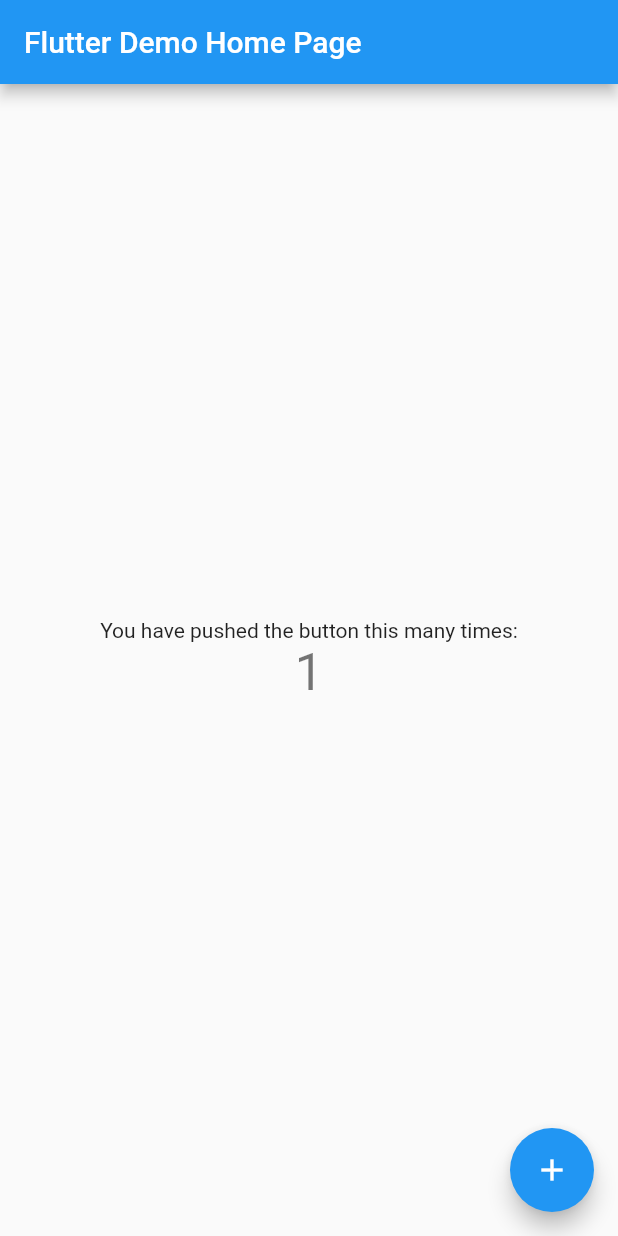
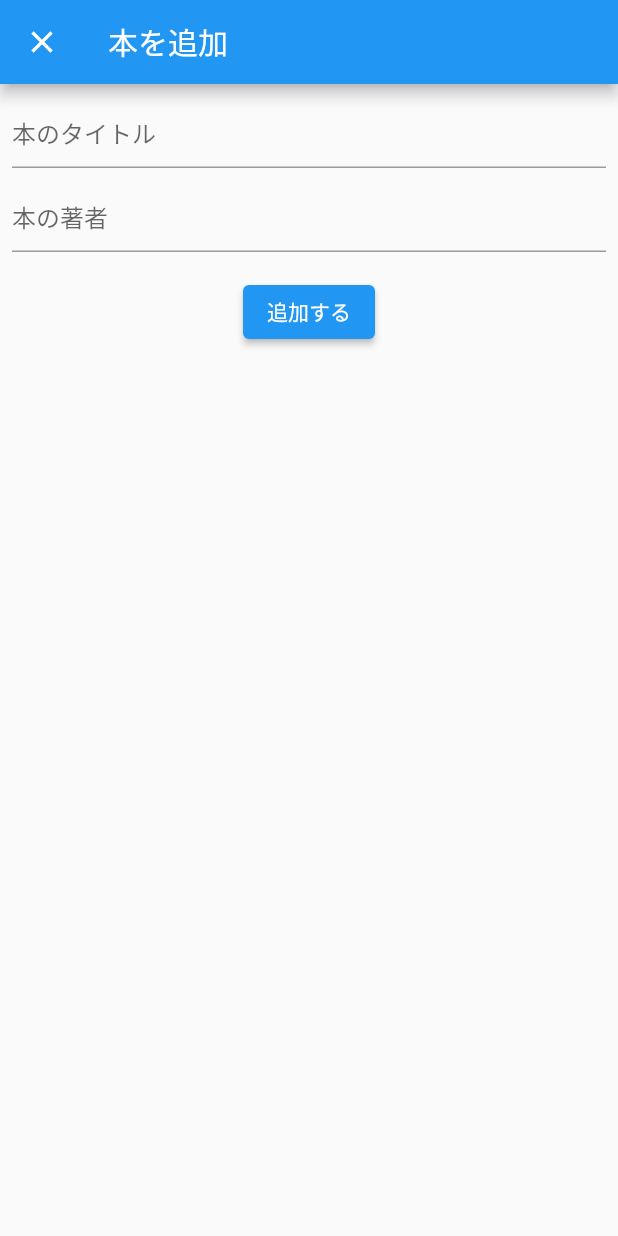
Before and after one commit to DanielJP3480957665/flutter_book, a Flutter app: the screen it shows after launch, after a tap on the "add" icon, on a phone screen of 412 x 824 dp. Run offline on Flutter 3.47's test engine with Material 2 defaults, Android fonts, the phone set to English and light mode, and no system bars; our stand-ins replace cloud_firestore, firebase_core, flutter_slidable; accounts and stored records are empty.

```diff
--- /dev/null
+++ b/lib/add_book/add_book_model.dart
@@ -0,0 +1,44 @@
+import 'package:cloud_firestore/cloud_firestore.dart';
+import 'package:flutter/material.dart';
+
+class AddBookModel extends ChangeNotifier {
+  //メンバ変数
+  String? title;
+  String? author;
+  bool isLoading = false;
+
+  //startloading method
+
+  //endloading method
+
+  //book_add バリデーションんチェック
+  void startLoading() {
+    isLoading = true;
+    notifyListeners();
+  }
+
+  void endLoading() {
+    isLoading = false;
+    notifyListeners();
+  }
+
+  //本の追加
+  Future addBook() async {
+    //バリデーションチェック
+    if (title == null) {
+      throw 'タイトルが入力されていません';
+    }
+    if (author == null) {
+      throw '著者が入力されていません';
+    }
+
+    //本追加処理
+    final doc = FirebaseFirestore.instance.collection('Books').doc();
+
+    await doc.set({
+      'title': title,
+      'author': author,
+    });
+  } //addBook
+
+} //AddBookModel
--- /dev/null
+++ b/lib/add_book/add_book_page.dart
@@ -0,0 +1,85 @@
+import 'package:flutter/material.dart';
+import 'package:provider/provider.dart';
+
+import 'add_book_model.dart';
+
+class AddBookPage extends StatelessWidget {
+  const AddBookPage({Key? key}) : super(key: key);
+
+  @override
+  Widget build(BuildContext context) {
+    return ChangeNotifierProvider<AddBookModel>(
+      create: (_) => AddBookModel(),
+      child: Scaffold(
+        appBar: AppBar(
+          title: const Text('本を追加'),
+        ),
+        body: Center(
+          child: Consumer<AddBookModel>(builder: (context, model, child) {
+            return Stack(
+              children: [
+                Padding(
+                  padding: const EdgeInsets.all(8.0),
+                  child: Column(
+                    children: [
+                      TextField(
+                        decoration: const InputDecoration(
+                          hintText: '本のタイトル',
+                        ),
+                        onChanged: (text) {
+                          model.title = text;
+                        },
+                      ),
+                      const SizedBox(
+                        height: 8,
+                      ),
+                      TextField(
+                        decoration: const InputDecoration(
+                          hintText: '本の著者',
+                        ),
+                        onChanged: (text) {
+                          model.author = text;
+                        },
+                      ),
+                      const SizedBox(
+                        height: 16,
+                      ),
+                      ElevatedButton(
+                        onPressed: () async {
+                          // 追加の処理
+                          try {
+                            model.startLoading();
+                            await model.addBook();
+                            Navigator.of(context).pop(true);
+                          } catch (e) {
+                            (e);
+                            final snackBar = SnackBar(
+                              backgroundColor: Colors.red,
+                              content: Text(e.toString()),
+                            );
+                            ScaffoldMessenger.of(context)
+                                .showSnackBar(snackBar);
+                          } finally {
+                            model.endLoading();
+                          }
+                        },
+                        child: const Text('追加する'),
+                      ),
+                    ],
+                  ),
+                ),
+                if (model.isLoading)
+                  Container(
+                    color: Colors.black54,
+                    child: const Center(
+                      child: CircularProgressIndicator(),
+                    ),
+                  ),
+              ],
+            );
+          }),
+        ),
+      ),
+    );
+  }
+}
--- /dev/null
+++ b/lib/book_list/book_list_model.dart
@@ -0,0 +1,25 @@
+import 'package:cloud_firestore/cloud_firestore.dart';
+import 'package:flutter/material.dart';
+import 'package:flutter_book/domain/book.dart';
+
+class BookListModel extends ChangeNotifier {
+  List<Book>? books;
+
+  void fetchBookList() async {
+    final QuerySnapshot snapshot =
+        await FirebaseFirestore.instance.collection('Books').get();
+
+    final List<Book> books = snapshot.docs.map((DocumentSnapshot document) {
+      Map<String, dynamic> data = document.data() as Map<String, dynamic>;
+      final String title = data['title'];
+      final String author = data['author'];
+      return Book(
+        title,
+        author,
+      );
+    }).toList();
+
+    this.books = books;
+    notifyListeners();
+  }
+}
--- /dev/null
+++ b/lib/book_list/book_list_page.dart
@@ -0,0 +1,69 @@
+import 'package:flutter_book/add_book/add_book_page.dart';
+import 'package:flutter_book/book_list/book_list_model.dart';
+import 'package:flutter_book/domain/book.dart';
+import 'package:flutter/material.dart';
+import 'package:flutter_slidable/flutter_slidable.dart';
+import 'package:provider/provider.dart';
+
+class BookListPage extends StatelessWidget {
+  @override
+  Widget build(BuildContext context) {
+    return ChangeNotifierProvider<BookListModel>(
+      create: (_) => BookListModel()..fetchBookList(),
+      child: Scaffold(
+        appBar: AppBar(
+          title: Text('本一覧'),
+          actions: [],
+        ),
+        body: Center(
+          child: Consumer<BookListModel>(builder: (context, model, child) {
+            final List<Book>? books = model.books;
+
+            if (books == null) {
+              return CircularProgressIndicator();
+            }
+
+            final List<Widget> widgets = books
+                .map(
+                  (books) => ListTile(
+                    title: Text(books.title),
+                    subtitle: Text(books.author),
+                  ),
+                )
+                .toList();
+            return ListView(
+              children: widgets,
+            );
+          }),
+        ),
+        floatingActionButton:
+            Consumer<BookListModel>(builder: (context, model, child) {
+          return FloatingActionButton(
+            onPressed: () async {
+              // 画面遷移
+              final bool? added = await Navigator.push(
+                context,
+                MaterialPageRoute(
+                  builder: (context) => AddBookPage(),
+                  fullscreenDialog: true,
+                ),
+              );
+
+              if (added != null && added) {
+                final snackBar = SnackBar(
+                  backgroundColor: Colors.green,
+                  content: Text('本を追加しました'),
+                );
+                ScaffoldMessenger.of(context).showSnackBar(snackBar);
+              }
+
+              model.fetchBookList();
+            },
+            tooltip: 'Increment',
+            child: Icon(Icons.add),
+          );
+        }),
+      ),
+    );
+  }
+}
--- /dev/null
+++ b/lib/domain/book.dart
@@ -0,0 +1,5 @@
+class Book {
+  Book(this.title, this.author);
+  String title;
+  String author;
+}
--- a/lib/main.dart
+++ b/lib/main.dart
@@ -1,115 +1,21 @@
+//import 'package:book_list_sample/book_list/book_list_page.dart';
+import 'package:firebase_core/firebase_core.dart';
 import 'package:flutter/material.dart';
 
-void main() {
-  runApp(const MyApp());
+import 'book_list/book_list_page.dart';
+
+void main() async {
+  WidgetsFlutterBinding.ensureInitialized();
+  await Firebase.initializeApp();
+  runApp(MyApp());
 }
 
 class MyApp extends StatelessWidget {
-  const MyApp({Key? key}) : super(key: key);
-
-  // This widget is the root of your application.
   @override
   Widget build(BuildContext context) {
     return MaterialApp(
-      title: 'Flutter Demo',
-      theme: ThemeData(
-        // This is the theme of your application.
-        //
-        // Try running your application with "flutter run". You'll see the
-        // application has a blue toolbar. Then, without quitting the app, try
-        // changing the primarySwatch below to Colors.green and then invoke
-        // "hot reload" (press "r" in the console where you ran "flutter run",
-        // or simply save your changes to "hot reload" in a Flutter IDE).
-        // Notice that the counter didn't reset back to zero; the application
-        // is not restarted.
-        primarySwatch: Colors.blue,
-      ),
-      home: const MyHomePage(title: 'Flutter Demo Home Page'),
+      title: 'BookListSample',
+      home: BookListPage(),
     );
   }
 }
-
-class MyHomePage extends StatefulWidget {
-  const MyHomePage({Key? key, required this.title}) : super(key: key);
-
-  // This widget is the home page of your application. It is stateful, meaning
-  // that it has a State object (defined below) that contains fields that affect
-  // how it looks.
-
-  // This class is the configuration for the state. It holds the values (in this
-  // case the title) provided by the parent (in this case the App widget) and
-  // used by the build method of the State. Fields in a Widget subclass are
-  // always marked "final".
-
-  final String title;
-
-  @override
-  State<MyHomePage> createState() => _MyHomePageState();
-}
-
-class _MyHomePageState extends State<MyHomePage> {
-  int _counter = 0;
-
-  void _incrementCounter() {
-    setState(() {
-      // This call to setState tells the Flutter framework that something has
-      // changed in this State, which causes it to rerun the build method below
-      // so that the display can reflect the updated values. If we changed
-      // _counter without calling setState(), then the build method would not be
-      // called again, and so nothing would appear to happen.
-      _counter++;
-    });
-  }
-
-  @override
-  Widget build(BuildContext context) {
-    // This method is rerun every time setState is called, for instance as done
-    // by the _incrementCounter method above.
-    //
-    // The Flutter framework has been optimized to make rerunning build methods
-    // fast, so that you can just rebuild anything that needs updating rather
-    // than having to individually change instances of widgets.
-    return Scaffold(
-      appBar: AppBar(
-        // Here we take the value from the MyHomePage object that was created by
-        // the App.build method, and use it to set our appbar title.
-        title: Text(widget.title),
-      ),
-      body: Center(
-        // Center is a layout widget. It takes a single child and positions it
-        // in the middle of the parent.
-        child: Column(
-          // Column is also a layout widget. It takes a list of children and
-          // arranges them vertically. By default, it sizes itself to fit its
-          // children horizontally, and tries to be as tall as its parent.
-          //
-          // Invoke "debug painting" (press "p" in the console, choose the
-          // "Toggle Debug Paint" action from the Flutter Inspector in Android
-          // Studio, or the "Toggle Debug Paint" command in Visual Studio Code)
-          // to see the wireframe for each widget.
-          //
-          // Column has various properties to control how it sizes itself and
-          // how it positions its children. Here we use mainAxisAlignment to
-          // center the children vertically; the main axis here is the vertical
-          // axis because Columns are vertical (the cross axis would be
-          // horizontal).
-          mainAxisAlignment: MainAxisAlignment.center,
-          children: <Widget>[
-            const Text(
-              'You have pushed the button this many times:',
-            ),
-            Text(
-              '$_counter',
-              style: Theme.of(context).textTheme.headline4,
-            ),
-          ],
-        ),
-      ),
-      floatingActionButton: FloatingActionButton(
-        onPressed: _incrementCounter,
-        tooltip: 'Increment',
-        child: const Icon(Icons.add),
-      ), // This trailing comma makes auto-formatting nicer for build methods.
-    );
-  }
-}
--- a/pubspec.yaml
+++ b/pubspec.yaml
@@ -32,6 +32,7 @@ dependencies:
   firebase_core: ^1.6.0
   cloud_firestore: ^2.5.1
   provider: ^6.0.0
+  flutter_slidable: ^1.1.0
 
 
 dev_dependencies:
```
Also changed, not shown: pubspec.lock, 3 other files.
